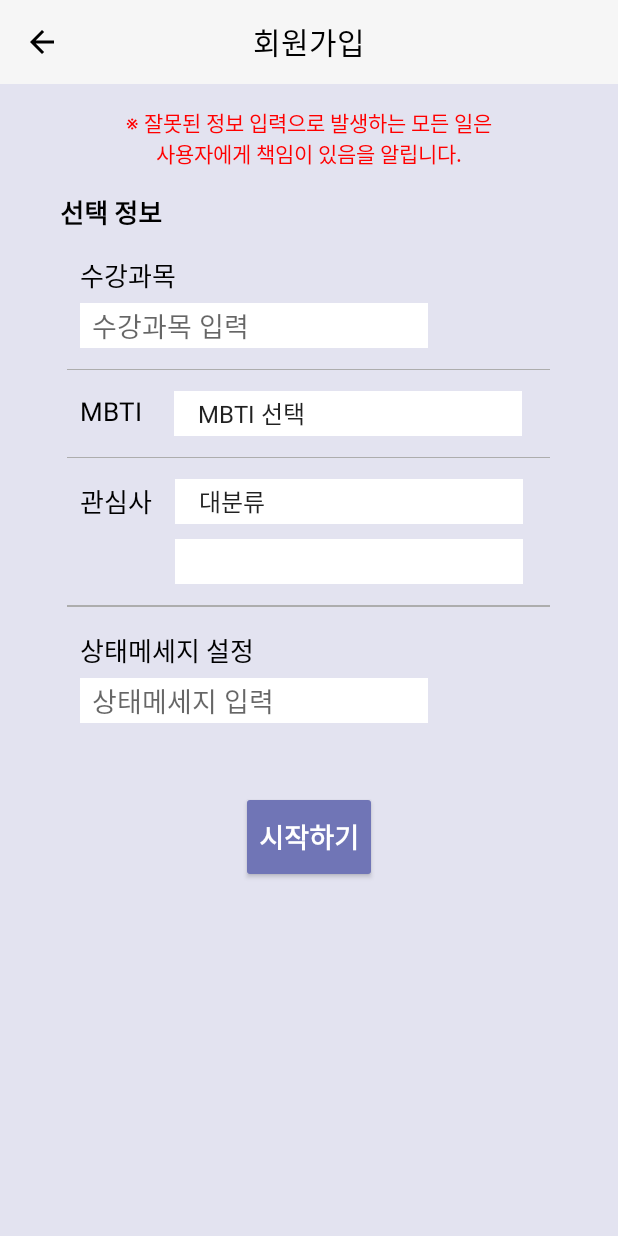
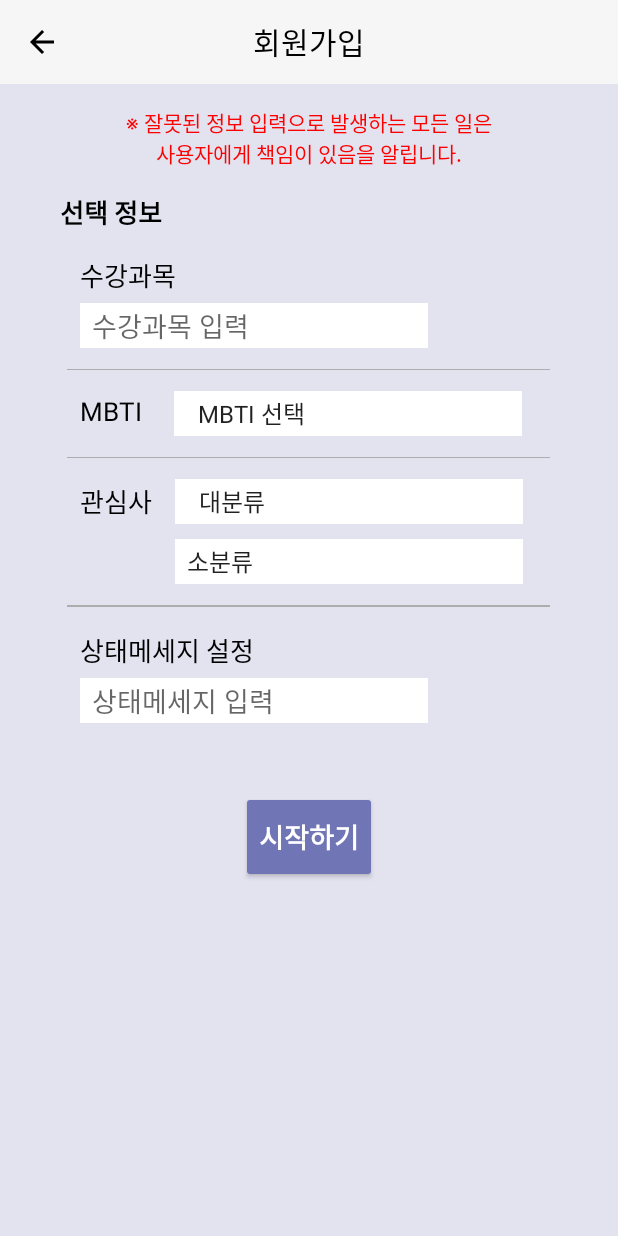
Before and after one commit to SujungMate/SujungMate-Android, an Android app: the SignUpActivity4 screen opened directly, with no data from a screen before it, on a phone screen of 412 x 824 dp. Run offline under Robolectric (Android 15) with nearby library versions, the light colour scheme and no system bars; our stand-ins replace Firebase (no records; nobody signed in at launch, a user with empty details on screens opened directly).

Commit message:
수정 : 관심사 이중 스피너 설정

```diff
--- a/app/src/main/java/com/example/sujungmate/SignUpActivity4.kt
+++ b/app/src/main/java/com/example/sujungmate/SignUpActivity4.kt
@@ -6,6 +6,7 @@ import androidx.appcompat.app.AppCompatActivity
 import android.os.Bundle
 import android.util.Log
 import android.view.MenuItem
+import android.view.View
 import android.view.inputmethod.InputMethodManager
 import android.widget.*
 import androidx.appcompat.widget.Toolbar
@@ -40,65 +41,107 @@ class SignUpActivity4 : AppCompatActivity() {
         val selectedPhotoUri = intent.getStringExtra("selectedPhotoUri")
         val major = intent.getStringExtra("major")
 
+        // MBTI, 관심사에 대한 spinner 세팅
+        SpinnerSettings(findViewById(R.id.mbti_spinner_signup4), R.array.MBTI_type)
+        SpinnerSettings(findViewById(R.id.topinterest_spinner_signup4), R.array.large_category)
+
+        // 관심사1 - 대분류 스피너 설정
+        val mainCategorySpinner = findViewById<Spinner>(R.id.topinterest_spinner_signup4)
+        val mainSpinnerAdapter = ArrayAdapter.createFromResource(
+            this,
+            R.array.large_category,
+            android.R.layout.simple_spinner_item
+        )
+        mainCategorySpinner.adapter = mainSpinnerAdapter // 어댑터 연결
+        mainSpinnerAdapter.setDropDownViewResource(android.R.layout.simple_spinner_dropdown_item)
+
+        // 관심사2 - 소분류 스피너 설정
+        val subCategorySpinner = findViewById<Spinner>(R.id.underinterest_spinner_signup4)
+        var subSpinnerAdapter = ArrayAdapter.createFromResource(
+            this,
+            R.array.sub_category_title,
+            android.R.layout.simple_spinner_item
+        )
+        subCategorySpinner.adapter = subSpinnerAdapter
+        subSpinnerAdapter.setDropDownViewResource(android.R.layout.simple_spinner_dropdown_item)
+
+        // 스피너 동작 감지(다중 스피너)
+        mainCategorySpinner.onItemSelectedListener = object : AdapterView.OnItemSelectedListener {
+            override fun onItemSelected(
+                parent: AdapterView<*>?,
+                view: View?,
+                position: Int,
+                id: Long
+            ) {
+                if (position == 0) { // 소분류
+                    subSpinnerAdapter = ArrayAdapter.createFromResource(
+                        this@SignUpActivity4,
+                        R.array.sub_category_title,
+                        android.R.layout.simple_spinner_item
+                    )
+                } else if (position == 1) {    //엔터테인먼트·예술
+                    subSpinnerAdapter = ArrayAdapter.createFromResource(
+                        this@SignUpActivity4,
+                        R.array.sub_category_entertainment,
+                        android.R.layout.simple_spinner_item
+                    )
+                } else if (position == 2) { //생활·노하우·쇼핑
+                    subSpinnerAdapter = ArrayAdapter.createFromResource(
+                        this@SignUpActivity4,
+                        R.array.sub_category_dailyLife,
+                        android.R.layout.simple_spinner_item
+                    )
+                } else if (position == 3) {  //취미·여가·여행
+                    subSpinnerAdapter = ArrayAdapter.createFromResource(
+                        this@SignUpActivity4,
+                        R.array.sub_category_hobby,
+                        android.R.layout.simple_spinner_item
+                    )
+                } else {    //지식·동향(4)
+                    subSpinnerAdapter = ArrayAdapter.createFromResource(
+                        this@SignUpActivity4,
+                        R.array.sub_category_knowledge,
+                        android.R.layout.simple_spinner_item
+                    )
+                }
+
+                // 공통 기능
+                subCategorySpinner.adapter = subSpinnerAdapter
+                subSpinnerAdapter.setDropDownViewResource(android.R.layout.simple_spinner_dropdown_item)
+
+                subCategorySpinner.onItemSelectedListener =
+                    object : AdapterView.OnItemSelectedListener {
+                        override fun onItemSelected(
+                            parent: AdapterView<*>?,
+                            view: View?,
+                            position: Int,
+                            id: Long
+                        ) {
+//                            Toast.makeText(applicationContext, "2번째 스피너 완료", Toast.LENGTH_SHORT)
+//                                .show()
+
+                        }
+
+                        override fun onNothingSelected(parent: AdapterView<*>?) {
+                            Toast.makeText(applicationContext, "Nothing Selected", Toast.LENGTH_SHORT).show()
+                        }
+                    }
+            }
+
+            override fun onNothingSelected(parent: AdapterView<*>?) {
+                Toast.makeText(applicationContext, "Nothing Selected", Toast.LENGTH_SHORT).show()
+            }
+
+        }
 
         signup_button_signup4.setOnClickListener {
             var lecture = lecture1_edittext_signup4.text.toString()
             var mbti= mbti_spinner_signup4.selectedItem.toString()
-            var interest = topinterest_spinner_signup4.selectedItem.toString()
+            var interest = subCategorySpinner.selectedItem.toString()
             val statusmessage = statusmessage_edittext_signup4.text.toString()
             saveUserToFirebaseDatabase(stuNum!!, major!!, nickname!!, lecture, mbti, interest,statusmessage, selectedPhotoUri!!)
         }
-
-        // MBTI, 관심사에 대한 spinner 세팅
-        //SpinnerSettings(findViewById(R.id.lecture1_spinner_signup4), R.array.MBTI_type)
-        SpinnerSettings(findViewById(R.id.mbti_spinner_signup4), R.array.MBTI_type)
-        SpinnerSettings(findViewById(R.id.topinterest_spinner_signup4), R.array.large_category)
-
-        /*
-        // 회원가입 버튼 클릭 시 특징 데이터 추가
-        findViewById<View>(R.id.signup_button_signup4).setOnClickListener {
-
-            // 1. 수강과목 (띄어쓰기 제거)
-            var LECTURE : String? = findViewById<EditText>(R.id.lecture1_spinner_signup4).text.toString().trim()
-
-            // 2.MBTI
-            var MBTI : String = findViewById<Spinner>(R.id.mbti_spinner_signup4).selectedItem.toString()
-
-            // 3. 관심사
-            var INTEREST : String? = findViewById<Spinner>(R.id.topinterest_spinner_signup4).selectedItem.toString()
-
-            // 이전 액티비티에서 학번, 닉네임, 주전공 가져오기
-            var subdistinction : SubDistinction? = intent.getParcelableExtra("sub_distinction")
-            var STUDENTID : Long? = subdistinction?.subStudentID
-            var NICKNAME : String? = subdistinction?.subNickname
-            var MAJOR : String? = subdistinction?.subMajor
-
-            Log.d("subdistinction : ", subdistinction.toString())
-
-            // firebase 데이터 저장
-            upload(LECTURE, MBTI, INTEREST.toString(), STUDENTID, NICKNAME.toString(), MAJOR.toString())
-
-            val intent = Intent(this, LoginActivity::class.java)
-            startActivity(intent)
-        }*/
     }
-    /*
-    fun upload(lecture : String?, mbti : String, interest : String, studentID : Long?, nickname : String, major : String) {
-        // Distinction(특징) 데이터 클래스 생성
-        var distinction: Distinction = Distinction()
-
-        distinction.studentID = studentID
-        distinction.nickname = nickname
-        distinction.major = major
-        distinction.lecture = lecture
-        distinction.interest = interest
-        distinction.mbti = mbti
-
-        // Firebase DB에 특징 저장 - !!! 추후 회원 내부로 경로 변경 필요 !!!
-        val database : FirebaseDatabase = FirebaseDatabase.getInstance()
-        val myRef : DatabaseReference = database.getReference("distinctions")
-        myRef.setValue(distinction)
-    } */
 
 
 
--- a/app/src/main/res/layout/activity_sign_up4.xml
+++ b/app/src/main/res/layout/activity_sign_up4.xml
@@ -32,15 +32,15 @@
     <ScrollView
         android:layout_width="match_parent"
         android:layout_height="match_parent"
+        android:layout_marginTop="55dp"
+        app:layout_constraintTop_toTopOf="parent"
         tools:ignore="SpeakableTextPresentCheck,SpeakableTextPresentCheck"
-        tools:layout_editor_absoluteX="0dp"
-        tools:layout_editor_absoluteY="16dp">
+        tools:layout_editor_absoluteX="0dp">
 
         <LinearLayout
             android:layout_width="match_parent"
             android:layout_height="match_parent"
-            android:orientation="vertical"
-            android:layout_marginTop="55dp">
+            android:orientation="vertical">
 
             <TextView
                 android:layout_width="wrap_content"
@@ -57,16 +57,16 @@
             <LinearLayout
                 android:layout_width="match_parent"
                 android:layout_height="wrap_content">
+
                 <TextView
                     android:layout_width="wrap_content"
                     android:layout_height="wrap_content"
+                    android:layout_marginLeft="40dp"
+                    android:layout_marginTop="5dp"
                     android:text="선택 정보"
                     android:textColor="@color/black"
                     android:textSize="17sp"
-                    android:textStyle="bold"
-                    android:layout_marginTop="5dp"
-                    android:layout_marginLeft="40dp"
-                    />
+                    android:textStyle="bold" />
             </LinearLayout>
 
             <LinearLayout
@@ -206,7 +206,6 @@
                 android:background="#ADADAD" />
 
 
-
             <View
                 android:layout_width="322dp"
                 android:layout_height="0.5dp"
```
Also changed, not shown: app/src/main/java/com/example/sujungmate/InfoModifyActivity.kt (+111 -15 lines).
